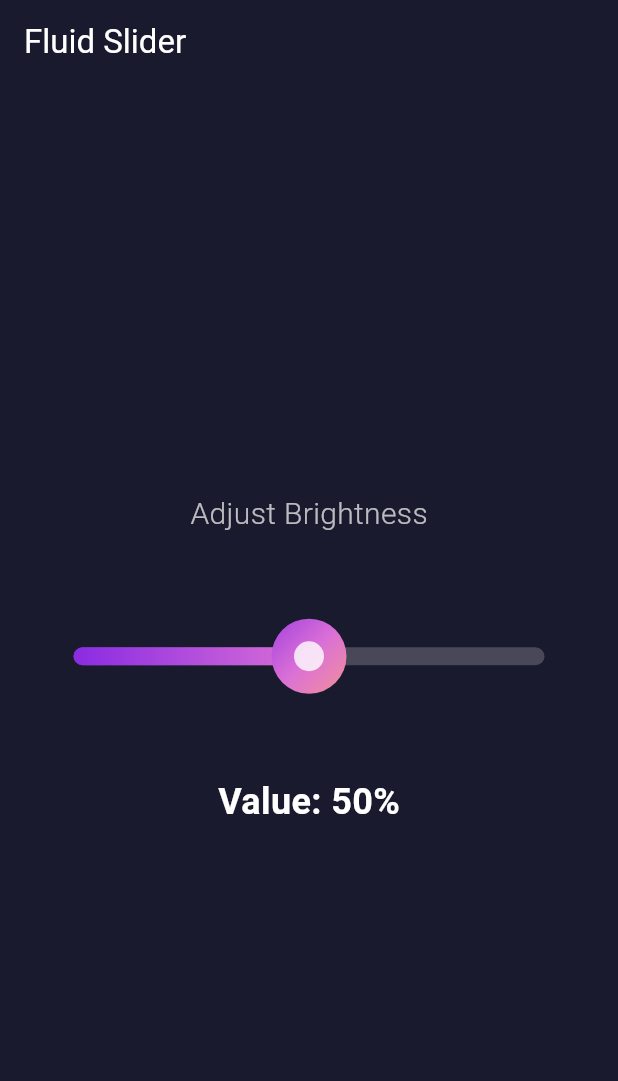
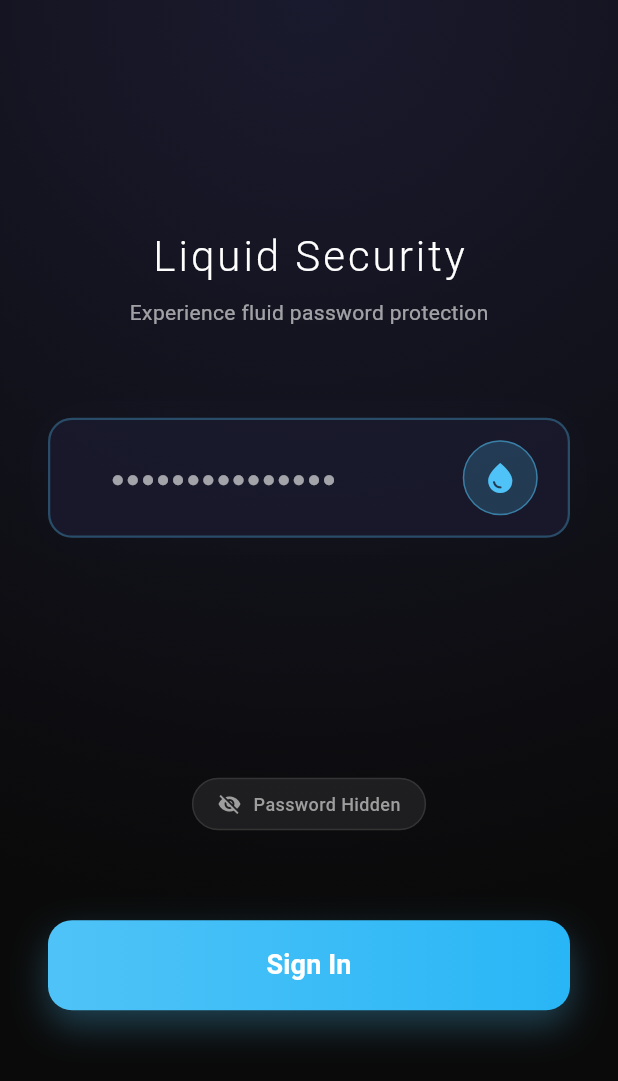
Before and after one commit to pksunny/flutter-ui-and-animations, a Flutter app: the screen it shows after launch, on a phone screen of 412 x 824 dp. Shown: the top 1081 px of the screen. Run offline on Flutter 3.47's test engine with Material 3 defaults, Android fonts, the phone set to English and light mode, and no system bars; our stand-ins replace font_awesome_flutter.

Commit message:
Liquid Password Reveal Animation Added at Index #34

```diff
--- a/lib/main.dart
+++ b/lib/main.dart
@@ -23,6 +23,7 @@ import 'package:futurecore_codex/screens/30-blobby-button-expansion/blobby_butto
 import 'package:futurecore_codex/screens/31-floating-emojis/floating_emojis_screen.dart';
 import 'package:futurecore_codex/screens/32-goeey_menu_expansion/goeey_menu_expansion_screen.dart';
 import 'package:futurecore_codex/screens/33-fluid-slider/fluid_slider_screen.dart';
+import 'package:futurecore_codex/screens/34-liquid-password-reveal/liquid_password_reveal_screen.dart';
 import 'package:futurecore_codex/screens/4-rabbit_loading_animation/rabbit_animations_screen.dart';
 import 'package:futurecore_codex/screens/5-deadline_loading_animation%20copy/deadline_animations_screen.dart';
 import 'package:futurecore_codex/screens/6-free_palestine/free_palestine_screen.dart';
@@ -50,7 +51,7 @@ class MyApp extends StatelessWidget {
         ),
         useMaterial3: true,
       ),
-      home: FluidSliderScreen()
+      home: LiquidPasswordRevealScreen(),
     );
   }
 }
--- /dev/null
+++ b/lib/screens/34-liquid-password-reveal/liquid_password_reveal_screen.dart
@@ -0,0 +1,530 @@
+import 'package:flutter/material.dart';
+
+class ProgressiveTextPainter extends CustomPainter {
+  final String password;
+  final double revealProgress;
+  final TextStyle textStyle;
+
+  ProgressiveTextPainter({
+    required this.password,
+    required this.revealProgress,
+    required this.textStyle,
+  });
+
+  @override
+  void paint(Canvas canvas, Size size) {
+    final textPainter = TextPainter(
+      textDirection: TextDirection.ltr,
+      textAlign: TextAlign.left,
+    );
+
+    // Calculate available width for text (excluding button and padding)
+    final availableWidth = size.width - 100; // More space for button
+    final startX = 20.0; // Left padding
+    final startY = (size.height - 20) / 2; // Center vertically
+
+    // Calculate reveal position based on available width
+    final revealWidth = availableWidth * revealProgress;
+
+    // Draw each character individually
+    double currentX = startX;
+    for (int i = 0; i < password.length; i++) {
+      final char = password[i];
+      final charTextPainter = TextPainter(
+        text: TextSpan(text: char, style: textStyle),
+        textDirection: TextDirection.ltr,
+      );
+      charTextPainter.layout();
+
+      // Stop drawing if we exceed available width
+      if (currentX + charTextPainter.width > startX + availableWidth) {
+        break;
+      }
+
+      // Calculate character position
+      final charEndX = currentX + charTextPainter.width;
+      final charCenterX = currentX + (charTextPainter.width / 2);
+
+      // Determine what to show based on liquid position
+      String displayChar;
+      Color charColor;
+
+      // Only reveal if liquid has passed the character center AND we're not at the very beginning
+      if (revealProgress > 0.05 && charCenterX <= startX + revealWidth) {
+        // Fully revealed
+        displayChar = char;
+        charColor = Colors.white;
+      } else if (revealProgress > 0.05 && currentX <= startX + revealWidth && charEndX > startX + revealWidth) {
+        // Partially revealed - show actual character with reduced opacity
+        displayChar = char;
+        charColor = Colors.white.withOpacity(0.3);
+      } else {
+        // Hidden - show dot
+        displayChar = '●';
+        charColor = Colors.white.withOpacity(0.6);
+      }
+
+      // Create text span with appropriate color
+      final charTextSpan = TextSpan(
+        text: displayChar,
+        style: textStyle.copyWith(color: charColor),
+      );
+
+      charTextPainter.text = charTextSpan;
+      charTextPainter.layout();
+
+      // Draw the character
+      charTextPainter.paint(canvas, Offset(currentX, startY));
+
+      currentX += charTextPainter.width;
+    }
+  }
+
+  @override
+  bool shouldRepaint(covariant CustomPainter oldDelegate) {
+    return true;
+  }
+}
+
+class LiquidPasswordRevealScreen extends StatefulWidget {
+  @override
+  _LiquidPasswordRevealScreenState createState() => _LiquidPasswordRevealScreenState();
+}
+
+class _LiquidPasswordRevealScreenState extends State<LiquidPasswordRevealScreen>
+    with TickerProviderStateMixin {
+  late AnimationController _liquidController;
+  late AnimationController _glowController;
+  late Animation<double> _liquidAnimation;
+  late Animation<double> _glowAnimation;
+
+  TextEditingController _passwordController = TextEditingController();
+  bool _isRevealed = false;
+  bool _isAnimating = false;
+  String _actualPassword = "MySecurePassword123!";
+
+  @override
+  void initState() {
+    super.initState();
+
+    // Set initial password (dots)
+    _passwordController.text = _actualPassword;
+
+    // Liquid reveal animation
+    _liquidController = AnimationController(
+      duration: Duration(milliseconds: 1500),
+      vsync: this,
+    );
+
+    _liquidAnimation = Tween<double>(
+      begin: 0.0,
+      end: 1.0,
+    ).animate(CurvedAnimation(
+      parent: _liquidController,
+      curve: Curves.easeInOutCubic,
+    ));
+
+    // Glow animation
+    _glowController = AnimationController(
+      duration: Duration(milliseconds: 2000),
+      vsync: this,
+    );
+
+    _glowAnimation = Tween<double>(
+      begin: 0.0,
+      end: 1.0,
+    ).animate(CurvedAnimation(
+      parent: _glowController,
+      curve: Curves.easeInOut,
+    ));
+
+    _glowController.repeat(reverse: true);
+  }
+
+  @override
+  void dispose() {
+    _liquidController.dispose();
+    _glowController.dispose();
+    _passwordController.dispose();
+    super.dispose();
+  }
+
+  void _toggleReveal() {
+    if (_isAnimating) return;
+
+    setState(() {
+      _isAnimating = true;
+    });
+
+    if (!_isRevealed) {
+      // Start revealing
+      setState(() {
+        _isRevealed = true;
+      });
+      _liquidController.forward().then((_) {
+        setState(() {
+          _isAnimating = false;
+        });
+      });
+    } else {
+      // Start hiding
+      setState(() {
+        _isRevealed = false;
+      });
+      _liquidController.reverse().then((_) {
+        setState(() {
+          _isAnimating = false;
+        });
+      });
+    }
+  }
+
+  // Progressive password reveal based on liquid position
+  Widget _buildProgressivePasswordText() {
+    return AnimatedBuilder(
+      animation: _liquidAnimation,
+      builder: (context, child) {
+        return CustomPaint(
+          painter: ProgressiveTextPainter(
+            password: _actualPassword,
+            revealProgress: _liquidAnimation.value,
+            textStyle: TextStyle(
+              color: Colors.white,
+              fontSize: 15,
+              fontWeight: FontWeight.w500,
+              letterSpacing: 1.0,
+            ),
+          ),
+          size: Size(double.infinity, 56),
+        );
+      },
+    );
+  }
+
+  @override
+  Widget build(BuildContext context) {
+    return Scaffold(
+      backgroundColor: Color(0xFF0A0A0A),
+      body: Container(
+        decoration: BoxDecoration(
+          gradient: RadialGradient(
+            center: Alignment.topCenter,
+            radius: 1.5,
+            colors: [
+              Color(0xFF1A1A2E),
+              Color(0xFF0A0A0A),
+            ],
+          ),
+        ),
+        child: Center(
+          child: Padding(
+            padding: EdgeInsets.symmetric(horizontal: 32.0),
+            child: Column(
+              mainAxisAlignment: MainAxisAlignment.center,
+              children: [
+                // Title
+                Text(
+                  'Liquid Security',
+                  style: TextStyle(
+                    color: Colors.white,
+                    fontSize: 28,
+                    fontWeight: FontWeight.w300,
+                    letterSpacing: 2.0,
+                  ),
+                ),
+                SizedBox(height: 8),
+                Text(
+                  'Experience fluid password protection',
+                  style: TextStyle(
+                    color: Colors.white.withOpacity(0.6),
+                    fontSize: 14,
+                    fontWeight: FontWeight.w400,
+                  ),
+                ),
+                SizedBox(height: 60),
+
+                // Password Field Container
+                Container(
+                  height: 200,
+                  child: Stack(
+                    children: [
+                      // Animated background glow
+                      AnimatedBuilder(
+                        animation: _glowAnimation,
+                        builder: (context, child) {
+                          return Container(
+                            width: double.infinity,
+                            height: 80,
+                            decoration: BoxDecoration(
+                              borderRadius: BorderRadius.circular(16),
+                              boxShadow: [
+                                BoxShadow(
+                                  color: Color(0xFF4FC3F7).withOpacity(0.3 * _glowAnimation.value),
+                                  blurRadius: 30,
+                                  spreadRadius: 5,
+                                ),
+                              ],
+                            ),
+                          );
+                        },
+                      ),
+
+                      // Main password field
+                      Container(
+                        width: double.infinity,
+                        height: 80,
+                        decoration: BoxDecoration(
+                          color: Color(0xFF1A1A2E).withOpacity(0.8),
+                          borderRadius: BorderRadius.circular(16),
+                          border: Border.all(
+                            color: Color(0xFF4FC3F7).withOpacity(0.3),
+                            width: 1.5,
+                          ),
+                        ),
+                        child: Stack(
+                          children: [
+                            // Password input
+                            Positioned.fill(
+                              child: Padding(
+                                padding: EdgeInsets.symmetric(horizontal: 20, vertical: 12),
+                                child: Row(
+                                  children: [
+                                    Expanded(
+                                      child: Container(
+                                        padding: EdgeInsets.symmetric(vertical: 12),
+                                        child: _buildProgressivePasswordText(),
+                                      ),
+                                    ),
+
+                                    // Liquid reveal button
+                                    GestureDetector(
+                                      onTap: _toggleReveal,
+                                      child: Container(
+                                        width: 50,
+                                        height: 50,
+                                        decoration: BoxDecoration(
+                                          color: Color(0xFF4FC3F7).withOpacity(0.2),
+                                          borderRadius: BorderRadius.circular(25),
+                                          border: Border.all(
+                                            color: Color(0xFF4FC3F7).withOpacity(0.5),
+                                            width: 1,
+                                          ),
+                                        ),
+                                        child: AnimatedBuilder(
+                                          animation: _liquidAnimation,
+                                          builder: (context, child) {
+                                            return Stack(
+                                              children: [
+                                                // Liquid fill effect
+                                                ClipRRect(
+                                                  borderRadius: BorderRadius.circular(25),
+                                                  child: Container(
+                                                    width: 50,
+                                                    height: 50 * _liquidAnimation.value,
+                                                    decoration: BoxDecoration(
+                                                      gradient: LinearGradient(
+                                                        begin: Alignment.topCenter,
+                                                        end: Alignment.bottomCenter,
+                                                        colors: [
+                                                          Color(0xFF4FC3F7).withOpacity(0.8),
+                                                          Color(0xFF29B6F6).withOpacity(0.9),
+                                                        ],
+                                                      ),
+                                                    ),
+                                                  ),
+                                                ),
+
+                                                // Droplet icon
+                                                Center(
+                                                  child: Icon(
+                                                    Icons.water_drop,
+                                                    color: _liquidAnimation.value > 0.5
+                                                        ? Colors.white
+                                                        : Color(0xFF4FC3F7),
+                                                    size: 24,
+                                                  ),
+                                                ),
+
+                                                // Ripple effect
+                                                if (_isAnimating)
+                                                  Center(
+                                                    child: Container(
+                                                      width: 50 * (1 + _liquidAnimation.value * 0.5),
+                                                      height: 50 * (1 + _liquidAnimation.value * 0.5),
+                                                      decoration: BoxDecoration(
+                                                        color: Color(0xFF4FC3F7).withOpacity(0.1),
+                                                        borderRadius: BorderRadius.circular(25),
+                                                      ),
+                                                    ),
+                                                  ),
+                                              ],
+                                            );
+                                          },
+                                        ),
+                                      ),
+                                    ),
+                                  ],
+                                ),
+                              ),
+                            ),
+
+                            // Liquid wiper effect
+                            AnimatedBuilder(
+                              animation: _liquidAnimation,
+                              builder: (context, child) {
+                                if (_liquidAnimation.value == 0.0) return SizedBox();
+
+                                return ClipRRect(
+                                  borderRadius: BorderRadius.circular(16),
+                                  child: Stack(
+                                    children: [
+                                      // Liquid overlay
+                                      Positioned(
+                                        left: 0,
+                                        top: 0,
+                                        width: (MediaQuery.of(context).size.width - 140) * _liquidAnimation.value,
+                                        height: 80,
+                                        child: Container(
+                                          decoration: BoxDecoration(
+                                            borderRadius: BorderRadius.only(
+                                              topLeft: Radius.circular(16),
+                                              bottomLeft: Radius.circular(16),
+                                              topRight: Radius.circular(_liquidAnimation.value == 1.0 ? 16 : 0),
+                                              bottomRight: Radius.circular(_liquidAnimation.value == 1.0 ? 16 : 0),
+                                            ),
+                                            gradient: LinearGradient(
+                                              begin: Alignment.centerLeft,
+                                              end: Alignment.centerRight,
+                                              colors: [
+                                                Color(0xFF4FC3F7).withOpacity(0.1),
+                                                Color(0xFF29B6F6).withOpacity(0.2),
+                                                Color(0xFF4FC3F7).withOpacity(0.1),
+                                              ],
+                                            ),
+                                          ),
+                                        ),
+                                      ),
+
+                                              // Liquid edge with wave effect
+                                      Positioned(
+                                        left: ((MediaQuery.of(context).size.width - 140) * _liquidAnimation.value) - 10,
+                                        top: 0,
+                                        child: Container(
+                                          width: 20,
+                                          height: 80,
+                                          decoration: BoxDecoration(
+                                            gradient: LinearGradient(
+                                              begin: Alignment.centerLeft,
+                                              end: Alignment.centerRight,
+                                              colors: [
+                                                Color(0xFF4FC3F7).withOpacity(0.4),
+                                                Color(0xFF29B6F6).withOpacity(0.6),
+                                                Color(0xFF4FC3F7).withOpacity(0.8),
+                                                Colors.transparent,
+                                              ],
+                                            ),
+                                          ),
+                                        ),
+                                      ),
+                                    ],
+                                  ),
+                                );
+                              },
+                            ),
+                          ],
+                        ),
+                      ),
+                    ],
+                  ),
+                ),
+
+                SizedBox(height: 40),
+
+                // Status indicator
+                AnimatedContainer(
+                  duration: Duration(milliseconds: 300),
+                  padding: EdgeInsets.symmetric(horizontal: 16, vertical: 8),
+                  decoration: BoxDecoration(
+                    color: _isRevealed
+                        ? Color(0xFF4FC3F7).withOpacity(0.2)
+                        : Color(0xFF666666).withOpacity(0.2),
+                    borderRadius: BorderRadius.circular(20),
+                    border: Border.all(
+                      color: _isRevealed
+                          ? Color(0xFF4FC3F7).withOpacity(0.5)
+                          : Color(0xFF666666).withOpacity(0.3),
+                      width: 1,
+                    ),
+                  ),
+                  child: Row(
+                    mainAxisSize: MainAxisSize.min,
+                    children: [
+                      Icon(
+                        _isRevealed ? Icons.visibility : Icons.visibility_off,
+                        color: _isRevealed ? Color(0xFF4FC3F7) : Colors.grey,
+                        size: 16,
+                      ),
+                      SizedBox(width: 8),
+                      Text(
+                        _isRevealed ? 'Password Revealed' : 'Password Hidden',
+                        style: TextStyle(
+                          color: _isRevealed ? Color(0xFF4FC3F7) : Colors.grey,
+                          fontSize: 12,
+                          fontWeight: FontWeight.w500,
+                        ),
+                      ),
+                    ],
+                  ),
+                ),
+
+                SizedBox(height: 60),
+
+                // Login button
+                Container(
+                  width: double.infinity,
+                  height: 60,
+                  decoration: BoxDecoration(
+                    gradient: LinearGradient(
+                      colors: [
+                        Color(0xFF4FC3F7),
+                        Color(0xFF29B6F6),
+                      ],
+                    ),
+                    borderRadius: BorderRadius.circular(16),
+                    boxShadow: [
+                      BoxShadow(
+                        color: Color(0xFF4FC3F7).withOpacity(0.3),
+                        blurRadius: 20,
+                        offset: Offset(0, 10),
+                      ),
+                    ],
+                  ),
+                  child: ElevatedButton(
+                    onPressed: () {
+                      // Handle login
+                    },
+                    style: ElevatedButton.styleFrom(
+                      backgroundColor: Colors.transparent,
+                      shadowColor: Colors.transparent,
+                      shape: RoundedRectangleBorder(
+                        borderRadius: BorderRadius.circular(16),
+                      ),
+                    ),
+                    child: Text(
+                      'Sign In',
+                      style: TextStyle(
+                        color: Colors.white,
+                        fontSize: 18,
+                        fontWeight: FontWeight.w600,
+                      ),
+                    ),
+                  ),
+                ),
+              ],
+            ),
+          ),
+        ),
+      ),
+    );
+  }
+}
```
Also changed, not shown: 1 other file.
